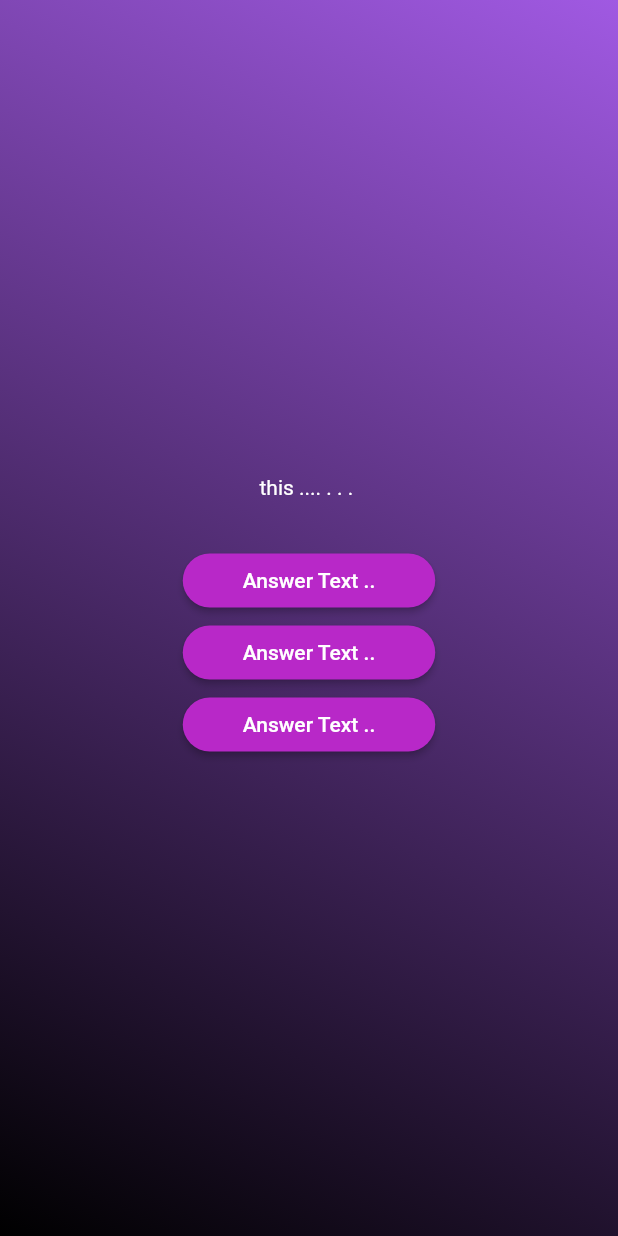
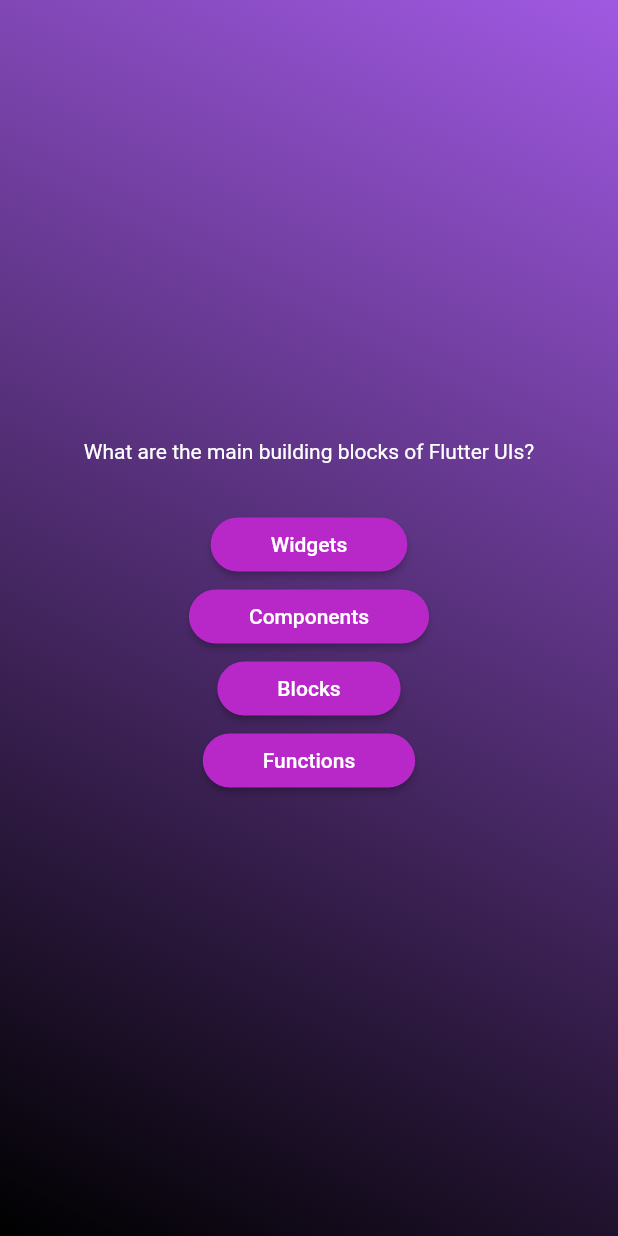
Before and after one commit to YOGESHnick/Quiz, a Flutter app: the screen it shows after launch, after a tap on "Get started", on a phone screen of 412 x 824 dp. Run offline on Flutter 3.47's test engine with Material 2 defaults, Android fonts, the phone set to English and light mode, and no system bars.

Commit message:
added map and spread operator

```diff
--- a/lib/questions_screen.dart
+++ b/lib/questions_screen.dart
@@ -1,5 +1,6 @@
 import 'package:flutter/material.dart';
 import 'package:quiz/answer_button.dart';
+import 'package:quiz/data/questions.dart';
 
 class QuestionsScreen extends StatefulWidget{
   const QuestionsScreen({super.key});
@@ -13,26 +14,24 @@ class QuestionsScreen extends StatefulWidget{
 class _QuestionsScreenState extends State<QuestionsScreen> {
   @override
   Widget build(context) {
+
+    final currentQuestion = questions[0];
+
     return SizedBox(
       width: double.infinity,
       child:
         Column(
           mainAxisAlignment: MainAxisAlignment.center,
           children: [
-          const Text('this .... . . . ',style: TextStyle(color: Colors.white),),
+          Text(currentQuestion.text,
+          style: const TextStyle(color: Colors.white),
+          ),
           const SizedBox(height: 30),
-          AnswerButton(
-            answerText: 'Answer Text ..',
-            onTap: (){},
-          ),
-          AnswerButton(
-            answerText: 'Answer Text ..',
-            onTap: (){},
-            ),
-          AnswerButton(
-            answerText: 'Answer Text ..',
-            onTap: (){},
-            ),
+          ...currentQuestion.answers.map((answer){     //here map converts string to AnswerButton ,
+          return AnswerButton(      //... adds the AnswerButton as individual widgets
+            answerText: answer, onTap: (){}
+            );
+          }),
         ],
       ),
     );
```
